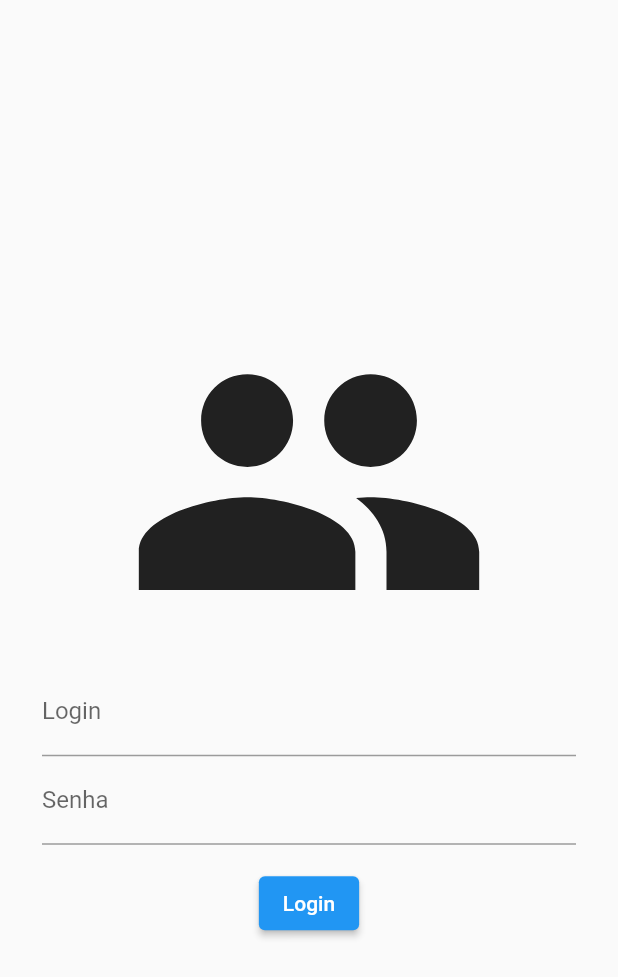
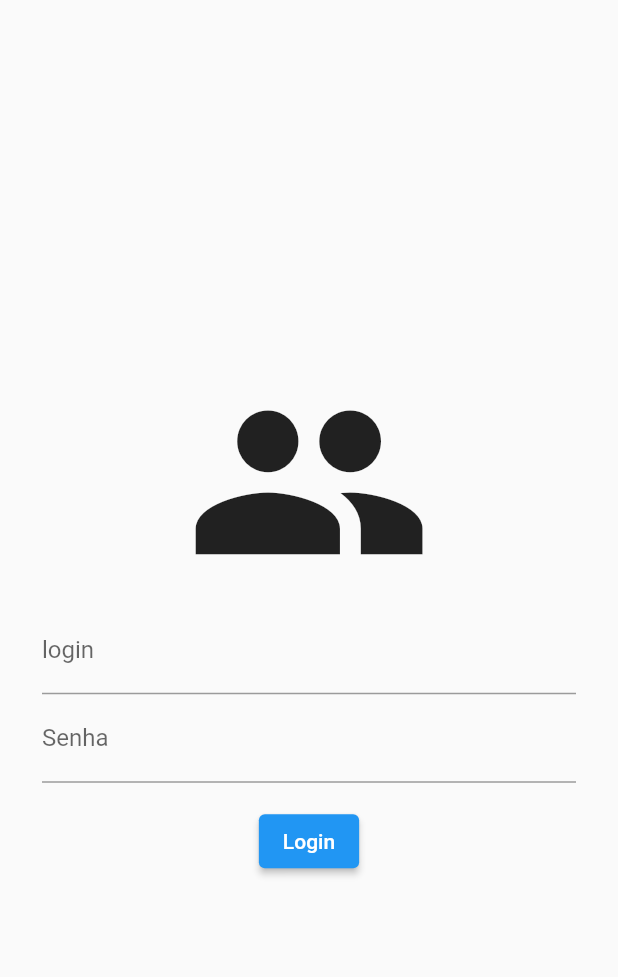
Before and after one commit to lucasrafaeldesouza/LoginMobile, a Flutter app: the screen it shows after launch, on a phone screen of 412 x 824 dp. Shown: the top 977 px of the screen. Run offline on Flutter 3.47's test engine with Material 2 defaults, Android fonts, the phone set to English and light mode, and no system bars; our stand-ins replace carousel_slider.

Commit message:
atualizando projeto

```diff
--- /dev/null
+++ b/lib/components/login/custom_login_button_component.dart
@@ -0,0 +1,35 @@
+import 'package:flutter/material.dart';
+import 'package:flutter/src/widgets/container.dart';
+import 'package:flutter/src/widgets/framework.dart';
+import 'package:projeto/controllers/login_controller.dart';
+
+class CustomLoginButtonComponent extends StatelessWidget {
+  final LoginController loginController;
+  const CustomLoginButtonComponent({super.key, required this.loginController});
+
+  @override
+  Widget build(BuildContext context) {
+    return ValueListenableBuilder<bool>(
+      valueListenable: loginController.inLoader,
+      builder: (_, inLoader, __) => inLoader
+          ? CircularProgressIndicator()
+          : ElevatedButton(
+              onPressed: () {
+                loginController.auth().then(
+                      (result) => {
+                        if (result)
+                          {Navigator.of(context).pushReplacementNamed('/home')}
+                        else
+                          ScaffoldMessenger.of(context).showSnackBar(SnackBar(
+                            content: const Text('Falha ao realizar o login'),
+                            duration: const Duration(seconds: 5),
+                            backgroundColor: Colors.red,
+                          ))
+                      },
+                    );
+              },
+              child: Text('Login'),
+            ),
+    );
+  }
+}
--- a/lib/main.dart
+++ b/lib/main.dart
@@ -13,6 +13,7 @@ class MyApp extends StatelessWidget {
   @override
   Widget build(BuildContext context) {
     return MaterialApp(
+      debugShowCheckedModeBanner: false,
       title: 'Flutter Demo',
       theme: ThemeData(
         primarySwatch: Colors.blue,
--- a/lib/pages/login_page.dart
+++ b/lib/pages/login_page.dart
@@ -2,7 +2,9 @@
 import 'package:flutter/material.dart';
 import 'package:flutter/src/widgets/container.dart';
 import 'package:flutter/src/widgets/framework.dart';
+import 'package:projeto/components/login/custom_login_button_component.dart';
 import 'package:projeto/controllers/login_controller.dart';
+import 'package:projeto/widgets/custom_text_field_widget.dart';
 
 class LoginPage extends StatelessWidget {
   final LoginController _controller = LoginController();
@@ -19,44 +21,19 @@ class LoginPage extends StatelessWidget {
           crossAxisAlignment: CrossAxisAlignment.center,
           mainAxisAlignment: MainAxisAlignment.center,
           children: [
-            Icon(Icons.people, size: MediaQuery.of(context).size.height * 0.3),
-            TextField(
-              decoration: InputDecoration(label: Text('Login')),
+            Icon(Icons.people, size: MediaQuery.of(context).size.height * 0.2),
+            CustomTextFieldWidget(
               onChanged: _controller.setLogin,
+              label: 'login',
+              obscureText: false,
             ),
             TextField(
               decoration: InputDecoration(label: Text('Senha')),
+              onChanged: _controller.setPass,
               obscureText: true,
-              onChanged: _controller.setPass,
             ),
             SizedBox(height: 15),
-            ValueListenableBuilder<bool>(
-              valueListenable: _controller.inLoader,
-              builder: (_, inLoader, __) => inLoader
-                  ? CircularProgressIndicator()
-                  : ElevatedButton(
-                      onPressed: () {
-                        _controller.auth().then(
-                              (result) => {
-                                if (result)
-                                  {
-                                    Navigator.of(context)
-                                        .pushReplacementNamed('/home')
-                                  }
-                                else
-                                  ScaffoldMessenger.of(context)
-                                      .showSnackBar(SnackBar(
-                                    content:
-                                        const Text('Falha ao realizar o login'),
-                                    duration: const Duration(seconds: 5),
-                                    backgroundColor: Colors.red,
-                                  ))
-                              },
-                            );
-                      },
-                      child: Text('Login'),
-                    ),
-            )
+            CustomLoginButtonComponent(loginController: _controller),
           ],
         ),
       ),
--- a/lib/pages/splash_page.dart
+++ b/lib/pages/splash_page.dart
@@ -21,7 +21,7 @@ class _SplashPageState extends State<SplashPage> {
   @override
   Widget build(BuildContext context) {
     return Container(
-      color: Colors.black,
+      // color: Colors.black,
       child: Center(
         child: CircularProgressIndicator(
           color: Colors.white,
--- a/lib/pages/todo_list_page.dart
+++ b/lib/pages/todo_list_page.dart
@@ -1,6 +1,7 @@
 import 'package:flutter/material.dart';
 import 'package:flutter/src/widgets/container.dart';
 import 'package:flutter/src/widgets/framework.dart';
+import 'package:carousel_slider/carousel_slider.dart';
 
 class TodoListPage extends StatefulWidget {
   const TodoListPage({super.key});
--- /dev/null
+++ b/lib/widgets/custom_text_field_widget.dart
@@ -0,0 +1,24 @@
+import 'package:flutter/material.dart';
+import 'package:flutter/src/widgets/container.dart';
+import 'package:flutter/src/widgets/framework.dart';
+
+class CustomTextFieldWidget extends StatelessWidget {
+  final Function(String) onChanged;
+  final String label;
+  final bool obscureText;
+
+  const CustomTextFieldWidget(
+      {super.key,
+      required this.onChanged,
+      required this.label,
+      required this.obscureText});
+
+  @override
+  Widget build(BuildContext context) {
+    return TextField(
+      decoration: InputDecoration(label: Text(label)),
+      onChanged: onChanged,
+      obscureText: obscureText,
+    );
+  }
+}
```
Also changed, not shown: lib/home_page.dart (+26 -1 lines), lib/pages/carousel.dart (added, +37 -0 lines), pubspec.yaml (+5 -3 lines), assets/images/forge.png (deleted), images/crm.png (added), images/dash.png (added), images/whats.png (added), pubspec.lock.
